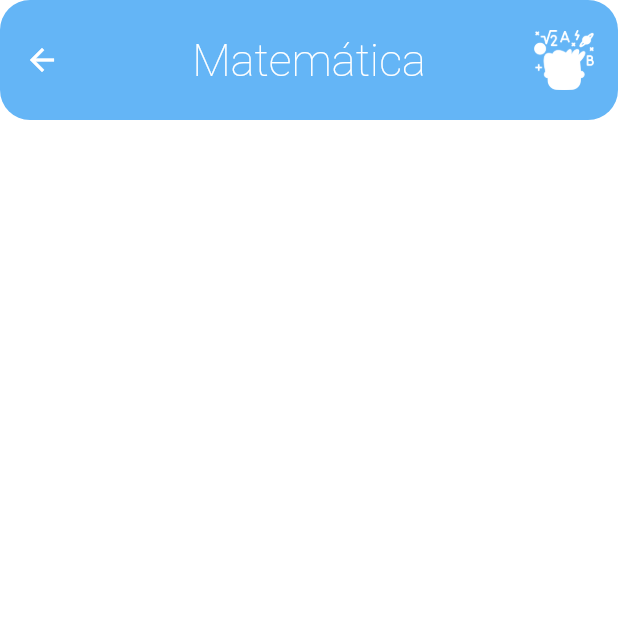
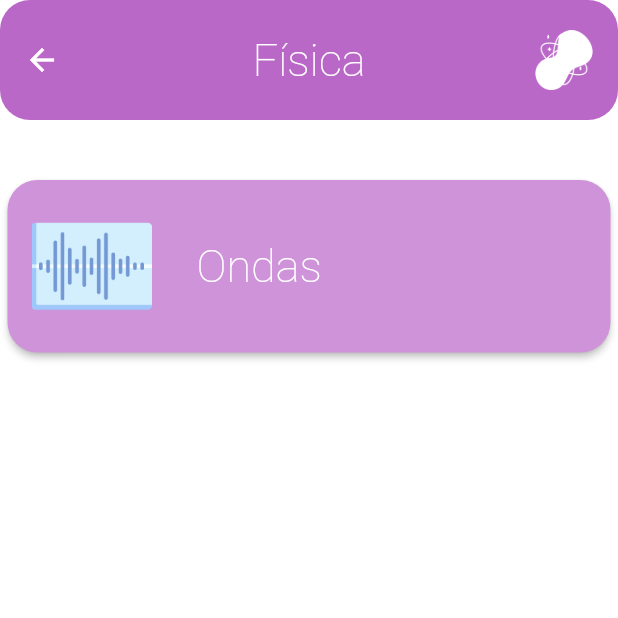
Before and after one commit to JordiDeSanta/PTUFormulas, a Flutter app: the screen it shows after launch, after a tap on "Matemática", on a phone screen of 412 x 824 dp, the top half of it. Run offline on Flutter 3.47's test engine with Material 2 defaults, Android fonts, the phone set to English and light mode, and no system bars.

Commit message:
Waves implemented and Physics page (thinking in a refactor)

```diff
--- a/lib/main.dart
+++ b/lib/main.dart
@@ -1,7 +1,7 @@
 import 'package:flutter/material.dart';
 import 'package:flutter/services.dart';
 import 'package:ptuformulas/src/pages/home_page.dart';
-import 'package:ptuformulas/src/pages/math_page.dart';
+import 'package:ptuformulas/src/pages/physics_page.dart';
 
 void main() => runApp(MyApp());
 
@@ -22,7 +22,7 @@ class MyApp extends StatelessWidget {
       debugShowCheckedModeBanner: false,
       routes: {
         'home': (BuildContext context) => HomePage(),
-        'math': (BuildContext context) => MathPage(),
+        'physics': (BuildContext context) => PhysicsPage(),
       },
     );
   }
--- a/lib/src/pages/home_page.dart
+++ b/lib/src/pages/home_page.dart
@@ -29,19 +29,19 @@ class HomePage extends StatelessWidget {
                 'Matemática',
                 Colors.blue[300],
                 'assets/img/matematica.png',
-                'math',
+                'physics',
               ),
               TileWidget(
                 'Física',
                 Colors.purple[300],
                 'assets/img/fisica.png',
-                'math',
+                'physics',
               ),
               TileWidget(
                 'Química',
                 Colors.green[300],
                 'assets/img/quimica.png',
-                'math',
+                'physics',
               ),
             ],
           ),
--- a/lib/src/pages/math_page.dart
+++ b/lib/src/pages/physics_page.dart
@@ -1,7 +1,8 @@
 import 'package:flutter/material.dart';
 import 'package:ptuformulas/src/themes/text_theme.dart';
+import 'package:ptuformulas/src/widgets/tile_widget.dart';
 
-class MathPage extends StatelessWidget {
+class PhysicsPage extends StatelessWidget {
   final styles = TextStyles();
 
   @override
@@ -10,9 +11,9 @@ class MathPage extends StatelessWidget {
       child: Scaffold(
         backgroundColor: Colors.white,
         appBar: AppBar(
-          title: Text('Matemática', style: styles.course),
+          title: Text('Física', style: styles.course),
           centerTitle: true,
-          backgroundColor: Colors.blue[300],
+          backgroundColor: Colors.purple[300],
           elevation: 0.0,
           toolbarHeight: 80.0,
           shape: RoundedRectangleBorder(
@@ -23,7 +24,7 @@ class MathPage extends StatelessWidget {
               onPressed: () {},
               child: Image(
                 width: 40,
-                image: AssetImage('assets/img/matematica.png'),
+                image: AssetImage('assets/img/fisica.png'),
                 color: Colors.white,
               ),
               style: ButtonStyle(
@@ -33,6 +34,21 @@ class MathPage extends StatelessWidget {
             ),
           ],
         ),
+        body: Container(
+          child: SingleChildScrollView(
+            child: Column(
+              children: [
+                SizedBox(height: 30.0),
+                TileWidget(
+                  'Ondas',
+                  Colors.purple[200],
+                  'assets/img/ondas.png',
+                  'math',
+                ),
+              ],
+            ),
+          ),
+        ),
       ),
     );
   }
```
Also changed, not shown: assets/img/ondas.png (added).
